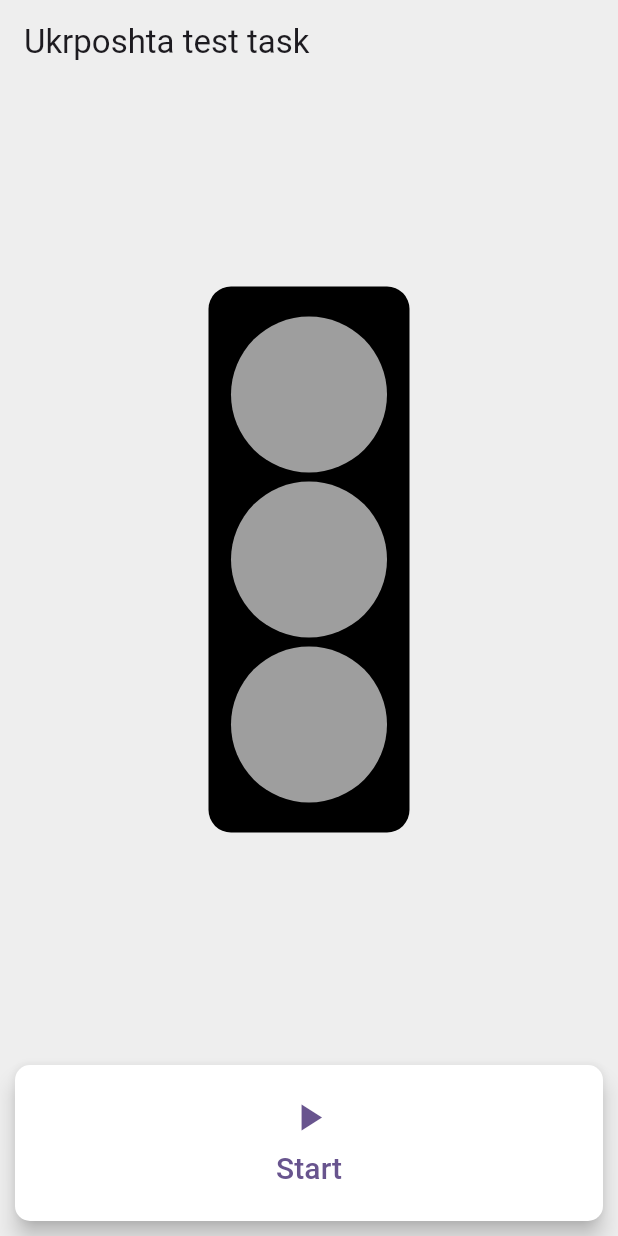
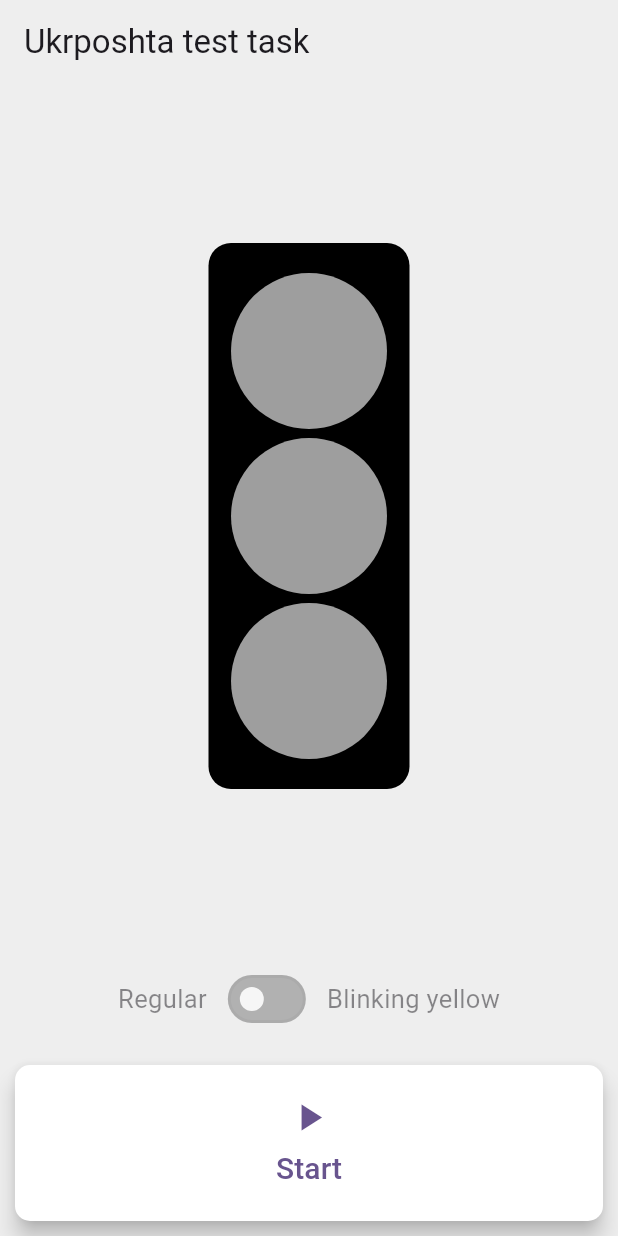
Before and after one commit to kamennova/ukrposhta_test, a Flutter app: the screen it shows after launch, after a tap on "Stop", on a phone screen of 412 x 824 dp. Run offline on Flutter 3.47's test engine with Material 3 defaults, Android fonts, the phone set to English and light mode, and no system bars; our stand-ins replace flutter_bloc, freezed_annotation, get_it; generated files the repository leaves out were written again.

Commit message:
fix timing bugs, fix empty light on start, add blinking green to state, always show mode switcher

```diff
--- a/lib/presentation/cubit/traffic_light_cubit.dart
+++ b/lib/presentation/cubit/traffic_light_cubit.dart
@@ -8,10 +8,16 @@ import 'package:ukrposhtatest/presentation/cubit/traffic_light_state.dart';
 import '../../common.dart';
 
 class TrafficLightCubit extends Cubit<TrafficLightState> {
-  TrafficLightCubit() : super(const TrafficLightState.regular(LightColor.red));
+  TrafficLightCubit() : super(const TrafficLightState.regular(_defaultColor));
 
-  int _currColorIndex = 0;
+  int _currColorIndex = _defaultIndex;
   Map<LightColor, Duration> _lightsDurations = defaultLightsDurations;
+
+  Timer? _scheduledBlink;
+  Timer? _nextColorTimer;
+
+  static const LightColor _defaultColor = LightColor.red;
+  static const int _defaultIndex = 0;
 
   static const Map<LightColor, Duration> defaultLightsDurations = {
     LightColor.yellow: Duration(seconds: 1),
@@ -26,64 +32,69 @@ class TrafficLightCubit extends Cubit<TrafficLightState> {
     LightColor.yellow,
   ];
 
-  static const _greenBlinkDurationMs = 500;
+  static const _greenBlinkDurationMs = 700;
 
-  bool get isStopped => state is StoppedTrafficLightState;
-
-  void start() => runRegular();
+  void start() {
+    _nextColor();
+    fetchLightsDurations();
+  }
 
   void runRegular() {
-    if (state is RegularTrafficLightState) return;
+    if (state.isRegular) return;
 
-    final needRestart = isStopped;
+    emit(TrafficLightState.regular(_colorsCycle[_currColorIndex]));
 
-    emit(TrafficLightState.regular(LightColor.red));
-
-    if (needRestart) {
-      _nextColor();
-    }
+    _nextColor();
   }
 
   void stop() {
     if (state is StoppedTrafficLightState) return;
     emit(TrafficLightState.stopped());
+    _finishRegularMode();
   }
 
   void runBlinkingYellow() {
     if (state is BlinkingYellowTrafficLightState) return;
-
-    final needRestart = isStopped;
-
     emit(TrafficLightState.blinkingYellow());
-
-    if (needRestart) {
-      _nextColor();
-    }
+    _finishRegularMode();
   }
 
   void _nextColor() {
-    if (isStopped) return;
+    if (!state.isRegular) return;
 
     _currColorIndex = (_currColorIndex + 1) % 4;
     final nextColor = _colorsCycle[_currColorIndex];
+    final nextDuration = _lightsDurations[nextColor]!;
 
     if (nextColor == LightColor.green) {
-      final greenDuration = _lightsDurations[LightColor.green]!;
       _scheduleBlinking(
         Duration(
-          milliseconds: greenDuration.inMilliseconds - _greenBlinkDurationMs,
+          milliseconds: nextDuration.inMilliseconds - _greenBlinkDurationMs,
         ),
       );
     }
 
     emit(TrafficLightState.regular(nextColor));
 
-    Future.delayed(_lightsDurations[nextColor]!).then((_) => _nextColor());
+    _nextColorTimer = Timer(nextDuration, _nextColor);
+  }
+
+  void _finishRegularMode() {
+    _currColorIndex = _defaultIndex;
+
+    _scheduledBlink?.cancel();
+    _scheduledBlink = null;
+
+    _nextColorTimer?.cancel();
+    _nextColorTimer = null;
   }
 
   void _scheduleBlinking(Duration delay) async {
-    await Future.delayed(delay);
-    emit(TrafficLightState.regular(LightColor.green, isGreenBlinking: true));
+    _scheduledBlink = Timer(delay, () async {
+      if (state.isRegular) {
+        emit(TrafficLightState.blinkingGreen());
+      }
+    });
   }
 
   Future<void> fetchLightsDurations() async {
--- a/lib/presentation/cubit/traffic_light_state.dart
+++ b/lib/presentation/cubit/traffic_light_state.dart
@@ -8,22 +8,31 @@ part 'traffic_light_state.freezed.dart';
 abstract class TrafficLightState with _$TrafficLightState {
   const TrafficLightState._();
 
-  factory TrafficLightState.stopped() = StoppedTrafficLightState;
+  const factory TrafficLightState.stopped() = StoppedTrafficLightState;
 
-  const factory TrafficLightState.regular(
-    LightColor currentColor, {
-    @Default(false) bool isGreenBlinking,
-  }) = RegularTrafficLightState;
+  const factory TrafficLightState.regular(LightColor currentColor) =
+      RegularTrafficLightState;
 
-  factory TrafficLightState.blinkingYellow() = BlinkingYellowTrafficLightState;
+  const factory TrafficLightState.blinkingYellow() =
+      BlinkingYellowTrafficLightState;
+
+  const factory TrafficLightState.blinkingGreen() =
+      BlinkingGreenTrafficLightState;
 
   LightColor? get currentColor => when(
     stopped: () => null,
-    regular: (currentColor, isGreenBlinking) => currentColor,
+    regular: (currentColor) => currentColor,
+    blinkingGreen: () => LightColor.green,
     blinkingYellow: () => LightColor.yellow,
   );
 
   bool get isOn => this is! StoppedTrafficLightState;
 
-  bool get isBlinking => whenOrNull(blinkingYellow: () => true, regular: (currentColor, isGreenBlinking) => isGreenBlinking) ?? false;
+  bool get isBlinking =>
+      whenOrNull(blinkingYellow: () => true, blinkingGreen: () => true) ??
+      false;
+
+  bool get isRegular =>
+      this is RegularTrafficLightState ||
+      this is BlinkingGreenTrafficLightState;
 }
--- a/lib/presentation/view/mode_switcher.dart
+++ b/lib/presentation/view/mode_switcher.dart
@@ -11,12 +11,17 @@ class ModeSwitcher extends StatelessWidget {
   Widget _getLabel(TrafficLightMode mode, String label, BuildContext context) {
     return GestureDetector(
       onTap: () => _setMode(mode, context),
+      child: Padding(
+        padding: EdgeInsets.symmetric(vertical: 10, horizontal: 10),
         child: Text(label, style: TextStyle(fontSize: 17)),
+      ),
     );
   }
 
   void _setMode(TrafficLightMode mode, BuildContext context) {
     final cubit = context.read<TrafficLightCubit>();
+
+    if (!cubit.state.isOn) return;
 
     if (mode == TrafficLightMode.regular) {
       cubit.runRegular();
@@ -29,25 +34,28 @@ class ModeSwitcher extends StatelessWidget {
   Widget build(BuildContext context) {
     return BlocBuilder<TrafficLightCubit, TrafficLightState>(
       builder: (context, state) {
-        return Row(
+        final bool isEnabled = state.isOn;
+
+        return Opacity(
+          opacity: isEnabled ? 1 : 0.5,
+          child: Row(
             mainAxisAlignment: MainAxisAlignment.center,
             children: [
               _getLabel(TrafficLightMode.regular, "Regular", context),
-            Padding(
-              padding: EdgeInsets.symmetric(horizontal: 10),
-              child: Switch(
+              Switch(
                 trackColor: WidgetStatePropertyAll(Colors.grey.shade600),
                 activeColor: Colors.yellow,
                 inactiveThumbColor: Colors.white,
                 value: state is BlinkingYellowTrafficLightState,
                 onChanged:
-                    (value) => _setMode(
+                    isEnabled
+                        ? (value) => _setMode(
                           value
                               ? TrafficLightMode.blinkingYellow
                               : TrafficLightMode.regular,
-                      context
-                    ),
-              ),
+                          context,
+                        )
+                        : null,
               ),
               _getLabel(
                 TrafficLightMode.blinkingYellow,
@@ -55,6 +63,7 @@ class ModeSwitcher extends StatelessWidget {
                 context,
               ),
             ],
+          ),
         );
       },
     );
--- a/lib/presentation/view/traffic_light_page.dart
+++ b/lib/presentation/view/traffic_light_page.dart
@@ -1,5 +1,3 @@
-import 'dart:developer';
-
 import 'package:flutter/material.dart';
 import 'package:flutter_bloc/flutter_bloc.dart';
 import 'package:ukrposhtatest/domain/entities/light_color.dart';
@@ -23,8 +21,7 @@ class _TrafficLightState extends State<TrafficLightPage> {
     return BlocProvider(
       create: (_) {
         final cubit = TrafficLightCubit();
-        cubit.fetchLightsDurations();
-        cubit.runRegular();
+        cubit.start();
         return cubit;
       },
       child: _View(),
@@ -56,11 +53,10 @@ class _VState extends State<_View> with SingleTickerProviderStateMixin {
 
     _animationController = AnimationController(
       vsync: this,
-      duration: const Duration(milliseconds: 200),
+      duration: const Duration(milliseconds: 150),
     );
     _animation = Tween<double>(begin: 0, end: 1).animate(_animationController);
-
-    _animationController.repeat(reverse: true);
+    _animationController.value = 1;
   }
 
   @override
@@ -73,15 +69,11 @@ class _VState extends State<_View> with SingleTickerProviderStateMixin {
   Widget build(BuildContext context) {
     return BlocListener<TrafficLightCubit, TrafficLightState>(
       listener: (context, state) {
-        log(state.toString());
-
-        bool shouldBlink = state.isBlinking;
-
-        if (state.isOn && shouldBlink) {
+        if (state.isBlinking) {
           if (!_animationController.isAnimating) {
-            _animationController.repeat();
+            _animationController.repeat(reverse: true);
           }
-        } else if (!shouldBlink) {
+        } else {
           if (_animationController.isAnimating) {
             _animationController.stop();
             _animationController.value = 1;
@@ -112,33 +104,29 @@ class _VState extends State<_View> with SingleTickerProviderStateMixin {
                           borderRadius: BorderRadius.circular(15),
                         ),
                         child: Column(
+                          spacing: 6,
                           mainAxisSize: MainAxisSize.min,
-                          children: [
-                            TrafficLightCircle(
-                              animation: _animation,
-                              color: LightColor.red,
-                              isActive: state.currentColor == LightColor.red,
-                            ),
-                            SizedBox(height: 6),
-                            TrafficLightCircle(
-                              animation: _animation,
-                              color: LightColor.yellow,
-                              isActive: state.currentColor == LightColor.yellow,
-                            ),
-                            SizedBox(height: 6),
-                            TrafficLightCircle(
-                              animation: _animation,
-                              color: LightColor.green,
-                              isActive: state.currentColor == LightColor.green,
-                            ),
-                          ],
+                          children:
+                              [
+                                    LightColor.red,
+                                    LightColor.yellow,
+                                    LightColor.green,
+                                  ]
+                                  .map(
+                                    (color) => TrafficLightCircle(
+                                      animation: _animation,
+                                      color: color,
+                                      isActive: state.currentColor == color,
+                                    ),
+                                  )
+                                  .toList(),
                         ),
                       ),
                     ),
                   ),
                   SizedBox(height: 20),
-                  state.isOn ? const ModeSwitcher() : const SizedBox.shrink(),
-                  SizedBox(height: 10),
+                  const ModeSwitcher(),
+                  SizedBox(height: 20),
                   Row(
                     mainAxisSize: MainAxisSize.min,
                     children: [
```
Lines whose indentation alone changed are shown as unchanged.
